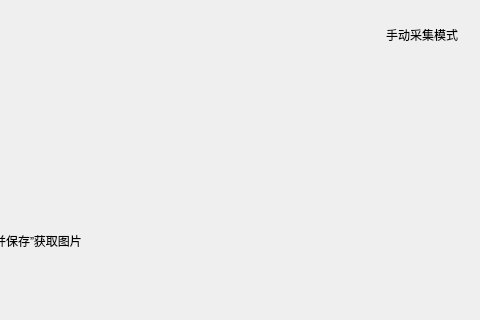
First picture: the form in tf_gui/ui/camera_monitor_dialog.ui, repository yhe21/tf-inner-gui, before the edit; both pictures show x 480 to 960 and y 0 to 320 of the 960 by 560 pixel window.
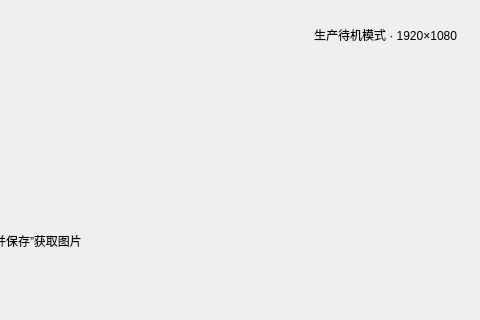
Second picture: the form after the edit.

What changed in the file:
```diff
--- a/tf_gui/ui/camera_monitor_dialog.ui
+++ b/tf_gui/ui/camera_monitor_dialog.ui
@@ -50,7 +50,7 @@
      </item>
      <item>
       <widget class="QLabel" name="lblCaptureMode">
-       <property name="text"><string>手动采集模式</string></property>
+       <property name="text"><string>生产待机模式 · 1920×1080</string></property>
       </widget>
      </item>
     </layout>
```
